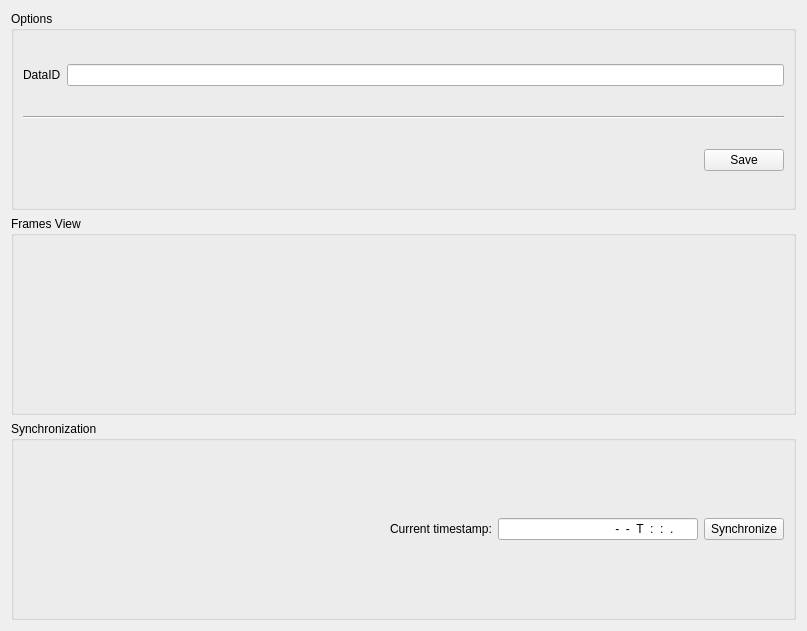
Old version of the form src/gui/ui/visual_data_manager_mdi_widget.ui in the repository acnazarejr/vsdt.
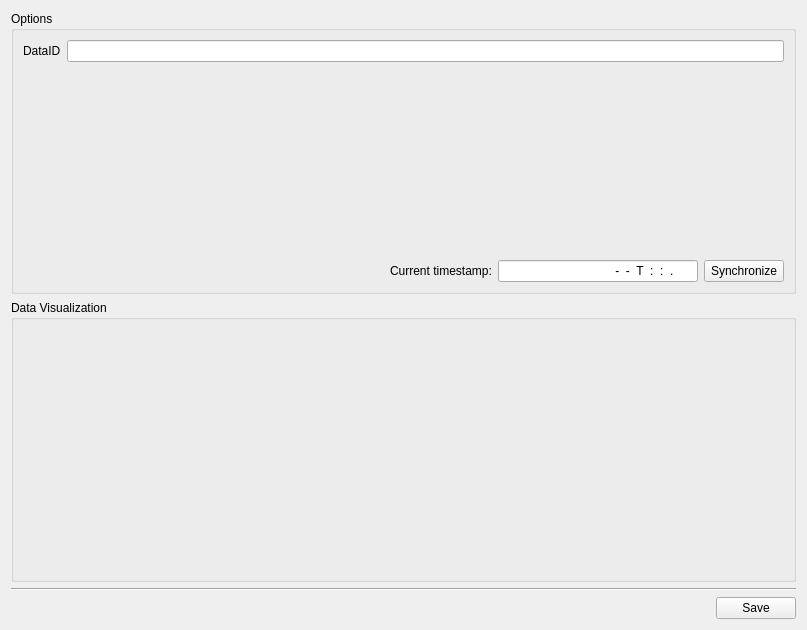
New version of the form. Icons and pictures are not drawn.

Patch:
```diff
--- a/src/gui/ui/visual_data_manager_mdi_widget.ui
+++ b/src/gui/ui/visual_data_manager_mdi_widget.ui
@@ -7,7 +7,7 @@
     <x>0</x>
     <y>0</y>
     <width>807</width>
-    <height>631</height>
+    <height>630</height>
    </rect>
   </property>
   <property name="windowTitle">
@@ -21,74 +21,19 @@
      </property>
      <layout class="QVBoxLayout" name="verticalLayout_2">
       <item>
-       <layout class="QHBoxLayout" name="horizontalLayout">
-        <item>
+       <layout class="QFormLayout" name="formLayout">
+        <item row="1" column="1">
+         <widget class="QLineEdit" name="dataIDField"/>
+        </item>
+        <item row="1" column="0">
          <widget class="QLabel" name="dataIDLabel">
           <property name="text">
            <string>DataID</string>
           </property>
          </widget>
         </item>
-        <item>
-         <widget class="QLineEdit" name="dataIDField"/>
-        </item>
        </layout>
       </item>
-      <item>
-       <widget class="Line" name="line">
-        <property name="orientation">
-         <enum>Qt::Horizontal</enum>
-        </property>
-       </widget>
-      </item>
-      <item>
-       <layout class="QHBoxLayout" name="openVideoLayout">
-        <item>
-         <spacer name="horizontalSpacer_2">
-          <property name="orientation">
-           <enum>Qt::Horizontal</enum>
-          </property>
-          <property name="sizeHint" stdset="0">
-           <size>
-            <width>40</width>
-            <height>20</height>
-           </size>
-          </property>
-         </spacer>
-        </item>
-        <item>
-         <widget class="QPushButton" name="saveButton">
-          <property name="text">
-           <string>Save</string>
-          </property>
-          <property name="icon">
-           <iconset resource="../res/vsdt.qrc">
-            <normaloff>:/icons/save.png</normaloff>:/icons/save.png</iconset>
-          </property>
-          <property name="shortcut">
-           <string>Enter</string>
-          </property>
-         </widget>
-        </item>
-       </layout>
-      </item>
-     </layout>
-    </widget>
-   </item>
-   <item>
-    <widget class="QGroupBox" name="framesViewGroupBox">
-     <property name="title">
-      <string>Frames View</string>
-     </property>
-     <layout class="QVBoxLayout" name="framesViewGroupVerticalLayout"/>
-    </widget>
-   </item>
-   <item>
-    <widget class="QGroupBox" name="groupBox">
-     <property name="title">
-      <string>Synchronization</string>
-     </property>
-     <layout class="QVBoxLayout" name="verticalLayout_3">
       <item>
        <layout class="QHBoxLayout" name="syncLayout">
         <item>
@@ -150,6 +95,52 @@
      <zorder></zorder>
     </widget>
    </item>
+   <item>
+    <widget class="QGroupBox" name="dataVisualizationGroupBox">
+     <property name="title">
+      <string>Data Visualization</string>
+     </property>
+     <layout class="QVBoxLayout" name="dataVisualizationGroupVerticalLayout"/>
+    </widget>
+   </item>
+   <item>
+    <widget class="Line" name="horizontalLine">
+     <property name="orientation">
+      <enum>Qt::Horizontal</enum>
+     </property>
+    </widget>
+   </item>
+   <item>
+    <layout class="QHBoxLayout" name="saveHorizontalLayout">
+     <item>
+      <spacer name="saveHorizontalSpacer">
+       <property name="orientation">
+        <enum>Qt::Horizontal</enum>
+       </property>
+       <property name="sizeHint" stdset="0">
+        <size>
+         <width>40</width>
+         <height>20</height>
+        </size>
+       </property>
+      </spacer>
+     </item>
+     <item>
+      <widget class="QPushButton" name="saveButton">
+       <property name="text">
+        <string>Save</string>
+       </property>
+       <property name="icon">
+        <iconset resource="../res/vsdt.qrc">
+         <normaloff>:/icons/save.png</normaloff>:/icons/save.png</iconset>
+       </property>
+       <property name="shortcut">
+        <string>Enter</string>
+       </property>
+      </widget>
+     </item>
+    </layout>
+   </item>
   </layout>
  </widget>
  <resources>
```
Left out of the diff: 7 changed lines with no effect on the pictures.
